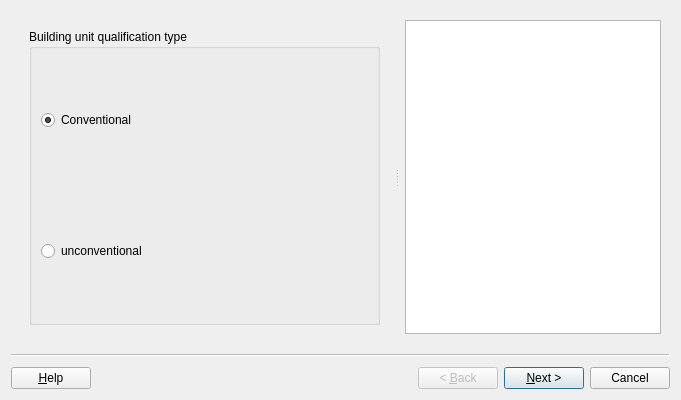
The window that asistente_ladm_col/ui/wiz_create_building_unit_qualification_valuation.ui (SwissTierrasColombia/Asistente-LADM-COL) describes before a commit, drawn with Qt 5.
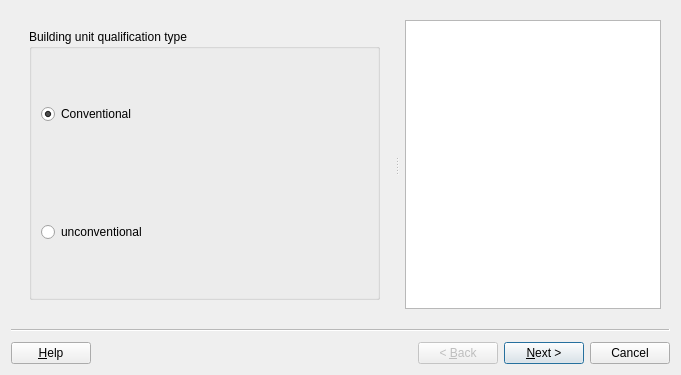
The same window after the commit. Custom widgets are drawn as their Qt base class.

Patch:
```diff
--- a/asistente_ladm_col/ui/wiz_create_building_unit_qualification_valuation.ui
+++ b/asistente_ladm_col/ui/wiz_create_building_unit_qualification_valuation.ui
@@ -7,7 +7,7 @@
     <x>0</x>
     <y>0</y>
     <width>681</width>
-    <height>400</height>
+    <height>375</height>
    </rect>
   </property>
   <property name="cursor">
```
